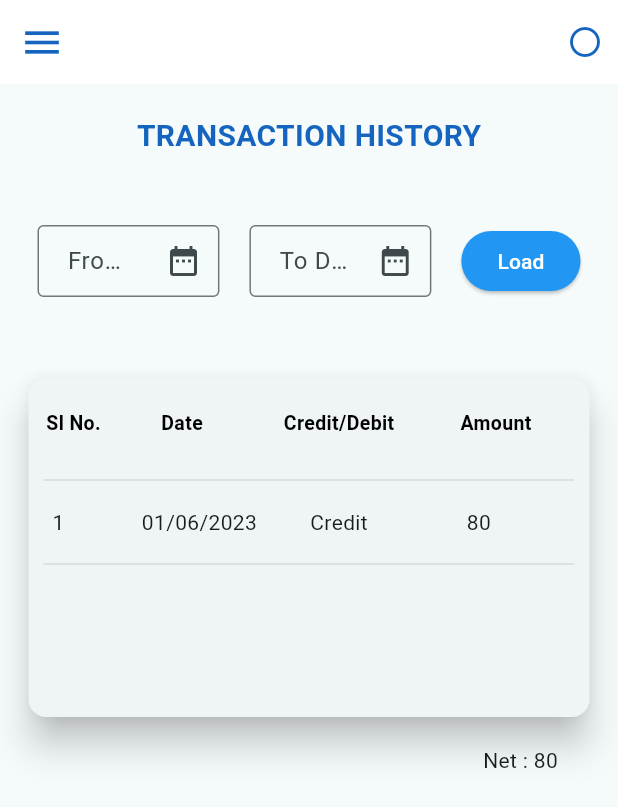
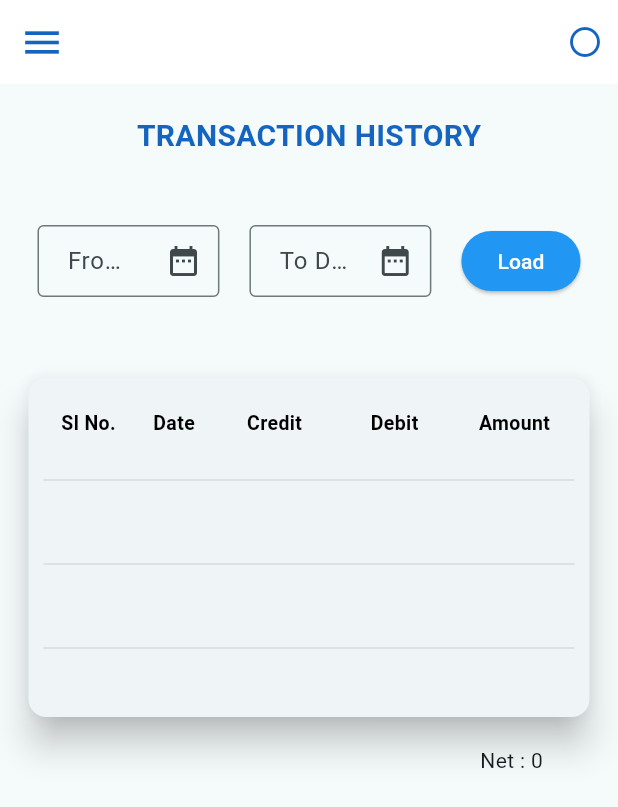
Before and after one commit to abhisheksr227/integrate3_screen, a Flutter app: the Transactionhistory screen opened directly, on a phone screen of 412 x 824 dp. Shown: the top 807 px of the screen. Run offline on Flutter 3.47's test engine with Material 2 defaults, Android fonts, the phone set to English and light mode, and no system bars; our stand-ins replace charts_flutter, dots_indicator, fl_chart, google_maps_flutter, pie_chart, share_plus and 1 more; missing offline and left inert: another_stepper.

Commit message:
Revert "third"
This reverts commit e9912aeb459fcd1bd49837b2b82e59508b845849.

```diff
--- a/lib/Customers/15-19/Transaction_History.dart
+++ b/lib/Customers/15-19/Transaction_History.dart
@@ -154,8 +154,8 @@ class _TransactionhistoryState extends State<Transactionhistory> {
                         child: Row(
                           children: [
                             Container(
+                              width: 60,
                               height: 40,
-                              width: 40,
                               alignment: Alignment.center,
                               child: Text(
                                 "Sl No.",
@@ -180,12 +180,12 @@ class _TransactionhistoryState extends State<Transactionhistory> {
                                 ),
                               ),
                             ),
-                            Expanded(
-                              child: Container(
+                            Container(
+                              width: 80,
                               height: 40,
                               alignment: Alignment.center,
                               child: Text(
-                                  "Credit/Debit",
+                                "Credit",
                                 style: TextStyle(
                                   fontSize: 13,
                                   color: Colors.black,
@@ -193,9 +193,21 @@ class _TransactionhistoryState extends State<Transactionhistory> {
                                 ),
                               ),
                             ),
+                            Container(
+                              width: 80,
+                              height: 40,
+                              alignment: Alignment.center,
+                              child: Text(
+                                "Debit",
+                                style: TextStyle(
+                                  fontSize: 13,
+                                  color: Colors.black,
+                                  fontWeight: FontWeight.bold,
                                 ),
-                            Expanded(
-                              child: Container(
+                              ),
+                            ),
+                            Container(
+                              width: 80,
                               height: 40,
                               alignment: Alignment.center,
                               child: Text(
@@ -204,7 +216,6 @@ class _TransactionhistoryState extends State<Transactionhistory> {
                                   fontSize: 13,
                                   color: Colors.black,
                                   fontWeight: FontWeight.bold,
-                                  ),
                                 ),
                               ),
                             ),
@@ -220,35 +231,48 @@ class _TransactionhistoryState extends State<Transactionhistory> {
                         height: 150,
                         child: ListView.builder(
                           physics: ClampingScrollPhysics(parent: FixedExtentScrollPhysics()),
-                          itemCount: 1,
+                          itemCount: 3,
                           itemBuilder: (context, index) {
                             return Column(
                               children: [
                                 Row(
                                   children: [
                                     Container(
-                                      width: 40,
+                                      width: 60,
                                       height: 40,
                                       alignment: Alignment.center,
-                                      child: Text("1"),
+                                      child: Text(""),
                                     ),
                                     Expanded(
                                       child: Container(
                                         height: 40,
                                         alignment: Alignment.center,
-                                        child: Text("01/06/2023"),
+                                        child: Text(""),
                                       ),
                                     ),
                                     Container(
+                                      width: 80,
                                       height: 40,
                                       alignment: Alignment.center,
-                                      child: Text("Credit"),
+                                      child: Text(""),
                                     ),Expanded(
                                       child: Container(
                                         height: 40,
                                         alignment: Alignment.center,
-                                        child: Text("80"),
+                                        child: Text(""),
                                       ),
+                                    ),
+                                    Container(
+                                      width: 80,
+                                      height: 40,
+                                      alignment: Alignment.center,
+                                      child: Text(""),
+                                    ),
+                                    Container(
+                                      width: 80,
+                                      height: 40,
+                                      alignment: Alignment.center,
+                                      child: Text(""),
                                     ),
                                   ],
                                 ),
@@ -270,10 +294,10 @@ class _TransactionhistoryState extends State<Transactionhistory> {
             ),
 
             Padding(
-              padding: const EdgeInsets.only(right: 40),
+              padding: const EdgeInsets.only(right: 50),
               child: Row(mainAxisAlignment: MainAxisAlignment.end,
                 children: [
-                  Text("Net : 80")
+                  Text("Net : 0")
                 ],
               ),
             )
```
Also changed, not shown: Assets/Images/customer_homescreen.png (deleted), Assets/Images/customer_homescreen_reward.jpg (deleted). Lines whose indentation alone changed are shown as unchanged.
